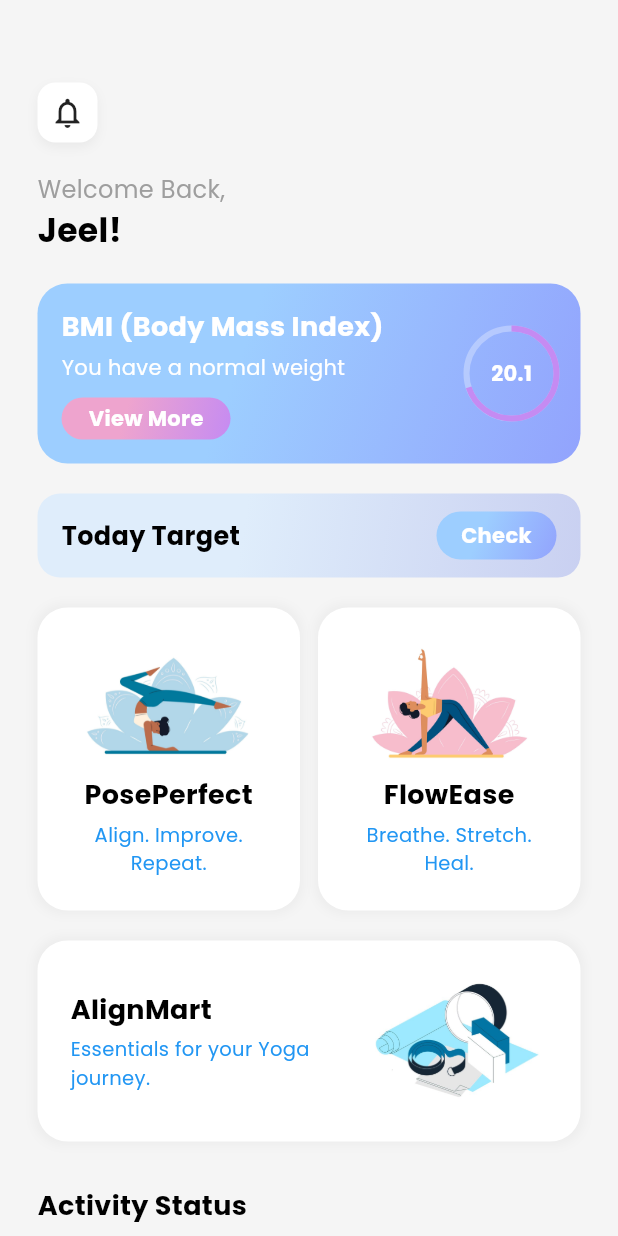
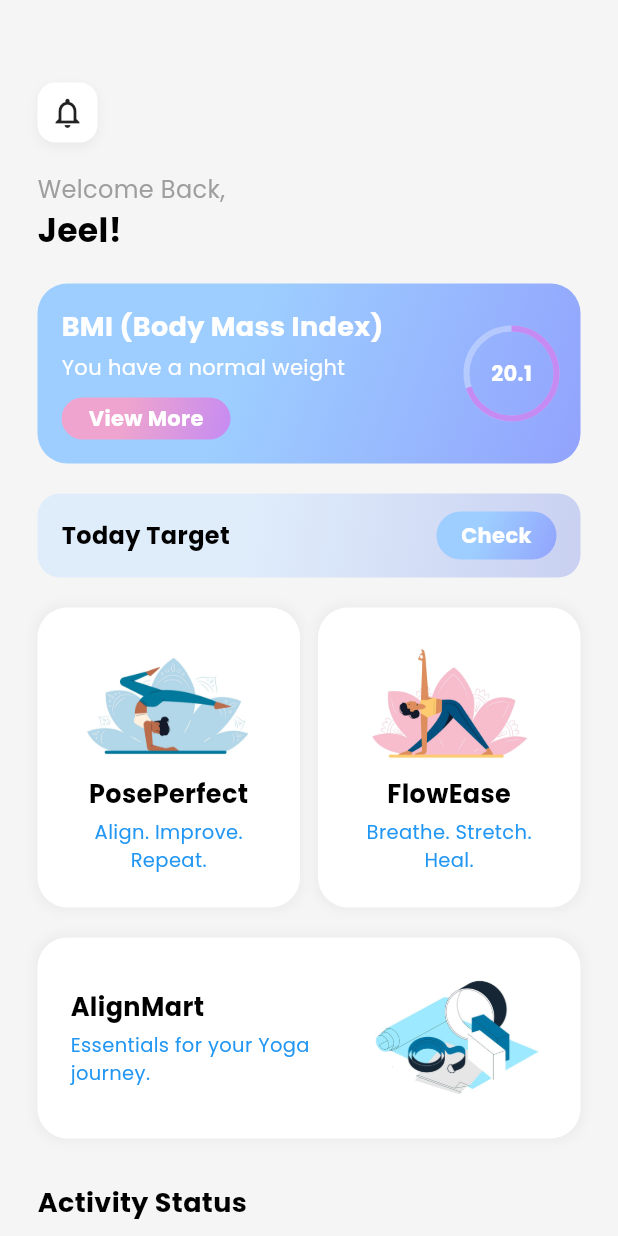
Before and after one commit to Liyo08/AlignMe, a Flutter app: the HomeScreen screen opened directly, on a phone screen of 412 x 824 dp. Run offline on Flutter 3.47's test engine with Material 3 defaults, Android fonts, the light colour scheme and no system bars; our stand-ins replace fl_chart, flutter_switch, font_awesome_flutter, google_fonts.

Commit message:
font size correction

```diff
--- a/lib/main.dart
+++ b/lib/main.dart
@@ -239,7 +239,7 @@ GestureDetector(
       "Today Target",
       style: TextStyle(
         fontWeight: FontWeight.bold,
-        fontSize: 17,
+        fontSize: 16,
       ),
     ),
     GestureDetector(
@@ -752,7 +752,7 @@ LatestWorkoutSection(),
               textAlign: TextAlign.center,                   // 👈 center text
               style: const TextStyle(
                 fontWeight: FontWeight.bold,
-                fontSize: 18,
+                fontSize: 17,
               ),
             ),
             const SizedBox(height: 4),
@@ -814,7 +814,7 @@ Widget _featureCar(
                 title,
                 style: const TextStyle(
                   fontWeight: FontWeight.bold,
-                  fontSize: 18,
+                  fontSize: 17,
                 ),
               ),
               const SizedBox(height: 4),
```
